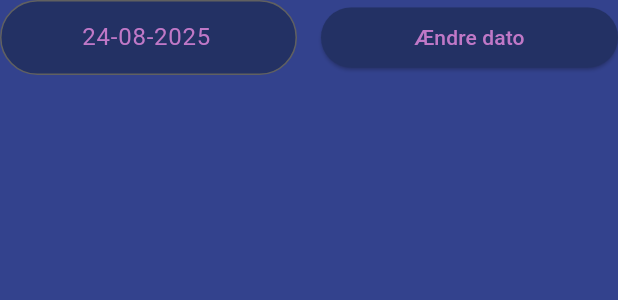
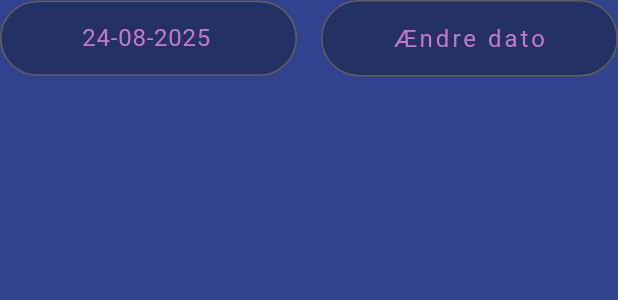
Before and after one commit to Bimmerlynge/Expense-Tracker, a Flutter app: the DateInput widget shown alone on an empty page, opened directly, on a phone screen of 412 x 824 dp. Shown: the top 300 px of the screen. Run offline on Flutter 3.47's test engine with Material 3 defaults, Android fonts, the phone set to English and light mode, and no system bars; our stand-ins replace cloud_firestore, dio, equatable, firebase_auth, firebase_core, fl_chart and 3 more; missing offline and left inert: date_picker_plus; accounts and stored records are empty; network calls fail.

```diff
--- a/lib/features/transactions/components/add_transaction_inputs/date_input.dart
+++ b/lib/features/transactions/components/add_transaction_inputs/date_input.dart
@@ -36,7 +36,10 @@ class _DateInputState extends ConsumerState<DateInput> {
         ),
         SizedBox(width: 16),
         Expanded(
-          child: ElevatedButton(
+          child: OutlinedButton(
+            style: OutlinedButton.styleFrom(
+              padding: EdgeInsets.all(16.0),
+            ),
               onPressed: () async {
                 final date = await showDatePickerDialog(
                   initialDate: selectedDate,
--- a/lib/features/transactions/components/add_transaction_inputs/description_input.dart
+++ b/lib/features/transactions/components/add_transaction_inputs/description_input.dart
@@ -19,7 +19,7 @@ class DescriptionInput extends ConsumerWidget {
         Padding(
           padding: EdgeInsets.symmetric(horizontal: 16),
           child: Text(
-            'Description',
+            'Beskrivelse',
             style: TextStyle(color: AppColors.primaryText),
           ),
         ),
--- a/lib/features/transactions/view/add_transaction_screen.dart
+++ b/lib/features/transactions/view/add_transaction_screen.dart
@@ -39,7 +39,7 @@ class _AddTransactionScreenState extends ConsumerState<AddTransactionScreen> {
   @override
   Widget build(BuildContext context) {
     return Scaffold(
-      appBar: TAppBar(title: 'Add Transaction'),
+      appBar: TAppBar(title: 'Ny overførsel'),
       body: _buildForm(),
     );
   }
@@ -96,7 +96,7 @@ class _AddTransactionScreenState extends ConsumerState<AddTransactionScreen> {
               },
         child: _isLoading
             ? CircularProgressIndicator(strokeWidth: 2)
-            : const Text('Add'),
+            : const Text('Tilføj'),
       ),
     );
   }
```
Also changed, not shown: lib/features/transactions/components/add_transaction_inputs/amount_input.dart (+21 -3 lines).
